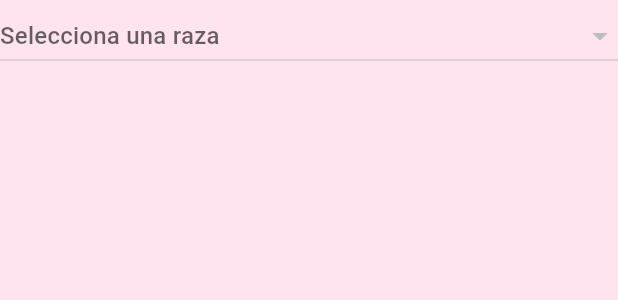
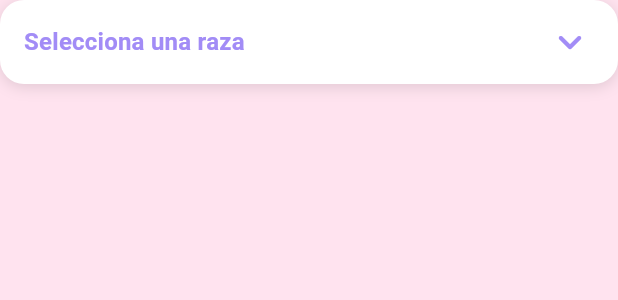
Before and after one commit to Marielsy/cats, a Flutter app: the BreedDropdown widget shown alone on an empty page, opened directly, on a phone screen of 412 x 824 dp. Shown: the top 300 px of the screen. Run offline on Flutter 3.47's test engine with Material 3 defaults, Android fonts, the phone set to English and light mode, and no system bars; our stand-ins replace cached_network_image, carousel_slider, lottie, webview_flutter; network calls fail.

```diff
--- a/lib/app/app.dart
+++ b/lib/app/app.dart
@@ -38,6 +38,7 @@ class CatApp extends StatelessWidget {
             foregroundColor: Colors.white,
             elevation: 0,
           ),
+
           iconTheme: const IconThemeData(color: Color(0xFF7D63C8)), // violeta
           floatingActionButtonTheme: const FloatingActionButtonThemeData(
             backgroundColor: Color(0xFFA28CF6), // lila
--- a/lib/features/breed_detail/presentation/widgets/breed_dropdown.dart
+++ b/lib/features/breed_detail/presentation/widgets/breed_dropdown.dart
@@ -9,19 +9,56 @@ class BreedDropdown extends StatelessWidget {
   @override
   Widget build(BuildContext context) {
     final provider = Provider.of<BreedProvider>(context);
-    return DropdownButton<Breed>(
+    return Container(
+      decoration: BoxDecoration(
+        color: Colors.white,
+        borderRadius: BorderRadius.circular(16),
+        boxShadow: [
+          BoxShadow(
+            color: Colors.black12,
+            blurRadius: 8,
+            offset: Offset(0, 2),
+          ),
+        ],
+      ),
+      padding: const EdgeInsets.symmetric(horizontal: 16, vertical: 4),
+      child: DropdownButtonHideUnderline(
+        child: DropdownButton<Breed>(
           value: provider.selectedBreed,
-      hint: const Text('Selecciona una raza'),
+          hint: Text(
+            'Selecciona una raza',
+            style: TextStyle(
+              color: Theme.of(context).colorScheme.primary,
+              fontWeight: FontWeight.w600,
+              fontSize: 16,
+            ),
+          ),
+          icon: Icon(
+            Icons.keyboard_arrow_down_rounded,
+            color: Theme.of(context).colorScheme.primary,
+            size: 32,
+          ),
           items: provider.breeds.map((breed) {
             return DropdownMenuItem<Breed>(
               value: breed,
-          child: Text(breed.name),
+              child: Text(
+                breed.name,
+                style: TextStyle(
+                  color: Theme.of(context).colorScheme.primary,
+                  fontWeight: FontWeight.w600,
+                  fontSize: 16,
+                ),
+              ),
             );
           }).toList(),
           onChanged: (breed) {
             if (breed != null) provider.selectBreed(breed);
           },
           isExpanded: true,
+          dropdownColor: Colors.white,
+          borderRadius: BorderRadius.circular(16),
+        ),
+      ),
     );
   }
 }
```
Also changed, not shown: lib/features/breed_detail/presentation/breed_detail_screen.dart (+9 -1 lines), lib/features/home/presentation/home_screen.dart (+7 -0 lines), lib/features/voting/presentation/voting_screen.dart (+61 -13 lines). Lines whose indentation alone changed are shown as unchanged.
